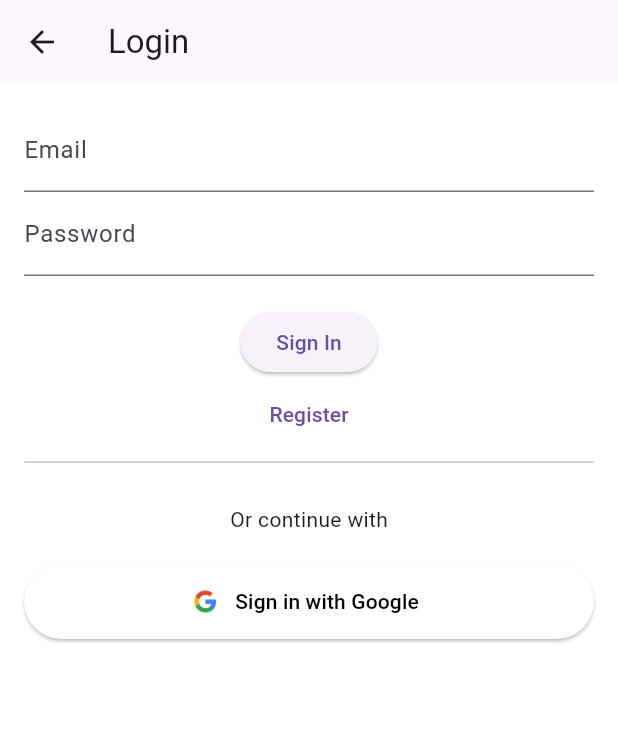
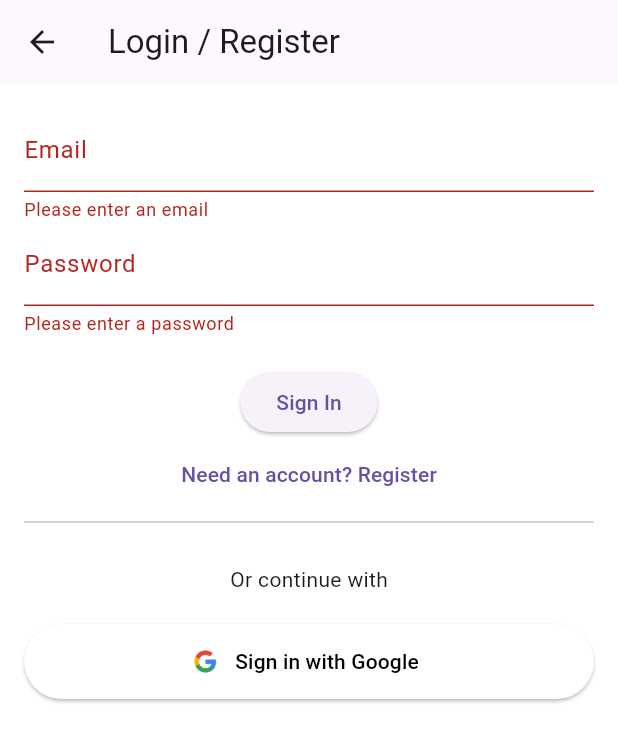
Before and after one commit to kambalashanmukh/NewzBot, a Flutter app: the LoginScreen screen opened directly, after a tap on "Sign In", on a phone screen of 412 x 824 dp. Shown: the top 742 px of the screen. Run offline on Flutter 3.47's test engine with Material 3 defaults, Android fonts, the phone set to English and light mode, and no system bars; our stand-ins replace firebase_auth, firebase_core, fl_chart, google_sign_in, hive, hive_flutter and 1 more; missing offline and left inert: webview_flutter_android; accounts and stored records are empty; network calls fail.

Commit message:
feat: refactor login screen to use form validation and support registration

```diff
--- a/lib/login_screen.dart
+++ b/lib/login_screen.dart
@@ -1,53 +1,121 @@
 import 'package:flutter/material.dart';
 import 'auth_service.dart';
 import 'package:provider/provider.dart';
+import 'package:firebase_auth/firebase_auth.dart';
 
-class LoginScreen extends StatelessWidget {
+class LoginScreen extends StatefulWidget {
+  @override
+  _LoginScreenState createState() => _LoginScreenState();
+}
+
+class _LoginScreenState extends State<LoginScreen> {
+  final _formKey = GlobalKey<FormState>();
   final TextEditingController _emailController = TextEditingController();
   final TextEditingController _passwordController = TextEditingController();
+  final TextEditingController _confirmPasswordController = TextEditingController();
+  bool _isRegistering = false;
+  String? _errorMessage;
 
   @override
   Widget build(BuildContext context) {
     final authService = Provider.of<AuthService>(context);
     return Scaffold(
-      appBar: AppBar(title: const Text('Login')),
+      appBar: AppBar(title: const Text('Login / Register')),
       body: Padding(
         padding: const EdgeInsets.all(16.0),
+        child: Form(
+          key: _formKey,
+          child: SingleChildScrollView(
             child: Column(
               children: [
-            TextField(
+                TextFormField(
                   controller: _emailController,
                   decoration: const InputDecoration(labelText: 'Email'),
+                  keyboardType: TextInputType.emailAddress,
+                  validator: (value) {
+                    if (value == null || value.isEmpty) {
+                      return 'Please enter an email';
+                    }
+                    if (!RegExp(r'^[\w-\.]+@([\w-]+\.)+[\w-]{2,4}$').hasMatch(value)) {
+                      return 'Please enter a valid email';
+                    }
+                    return null;
+                  },
                 ),
-            TextField(
+                TextFormField(
                   controller: _passwordController,
                   obscureText: true,
                   decoration: const InputDecoration(labelText: 'Password'),
+                  validator: (value) {
+                    if (value == null || value.isEmpty) {
+                      return 'Please enter a password';
+                    }
+                    if (value.length < 6) {
+                      return 'Password must be at least 6 characters';
+                    }
+                    return null;
+                  },
+                ),
+                if (_isRegistering)
+                  TextFormField(
+                    controller: _confirmPasswordController,
+                    obscureText: true,
+                    decoration: const InputDecoration(labelText: 'Confirm Password'),
+                    validator: (value) {
+                      if (_isRegistering && (value != _passwordController.text)) {
+                        return 'Passwords do not match';
+                      }
+                      return null;
+                    },
                   ),
                 const SizedBox(height: 20),
+                if (_errorMessage != null)
+                  Padding(
+                    padding: const EdgeInsets.only(bottom: 10),
+                    child: Text(
+                      _errorMessage!,
+                      style: TextStyle(color: Theme.of(context).colorScheme.error),
+                    ),
+                  ),
                 ElevatedButton(
                   onPressed: () async {
-                final user = await authService.signInWithEmail(
+                    if (_formKey.currentState!.validate()) {
+                      try {
+                        User? user;
+                        if (_isRegistering) {
+                          user = await authService.registerWithEmail(
                             _emailController.text,
                             _passwordController.text,
                           );
+                        } else {
+                          user = await authService.signInWithEmail(
+                            _emailController.text,
+                            _passwordController.text,
+                          );
+                        }
                         if (user != null) {
                           Navigator.pop(context);
                         }
+                      } on FirebaseAuthException catch (e) {
+                        setState(() {
+                          _errorMessage = _getErrorMessage(e);
+                        });
+                      }
+                    }
                   },
-              child: const Text('Sign In'),
+                  child: Text(_isRegistering ? 'Register' : 'Sign In'),
                 ),
                 TextButton(
-              onPressed: () async {
-                final user = await authService.registerWithEmail(
-                  _emailController.text,
-                  _passwordController.text,
-                );
-                if (user != null) {
-                  Navigator.pop(context);
-                }
+                  onPressed: () {
+                    setState(() {
+                      _isRegistering = !_isRegistering;
+                      _errorMessage = null;
+                      _confirmPasswordController.clear();
+                    });
                   },
-              child: const Text('Register'),
+                  child: Text(_isRegistering
+                      ? 'Already have an account? Sign In'
+                      : 'Need an account? Register'),
                 ),
                 const Divider(thickness: 1),
                 const SizedBox(height: 20),
@@ -60,7 +128,7 @@ class LoginScreen extends StatelessWidget {
                     minimumSize: const Size(double.infinity, 50),
                   ),
                   icon: Image.asset(
-                'lib/Icons/google.png', // Add a Google icon asset
+                    'lib/Icons/google.png',
                     height: 24,
                     width: 24,
                   ),
@@ -75,6 +143,23 @@ class LoginScreen extends StatelessWidget {
               ],
             ),
           ),
+        ),
+      ),
     );
   }
+
+  String _getErrorMessage(FirebaseAuthException error) {
+    switch (error.code) {
+      case 'weak-password':
+        return 'Password is too weak';
+      case 'email-already-in-use':
+        return 'Email is already registered';
+      case 'user-not-found':
+        return 'No user found with this email';
+      case 'wrong-password':
+        return 'Incorrect password';
+      default:
+        return 'Authentication failed: ${error.message}';
     }
+  }
+}
```
Lines whose indentation alone changed are shown as unchanged.
